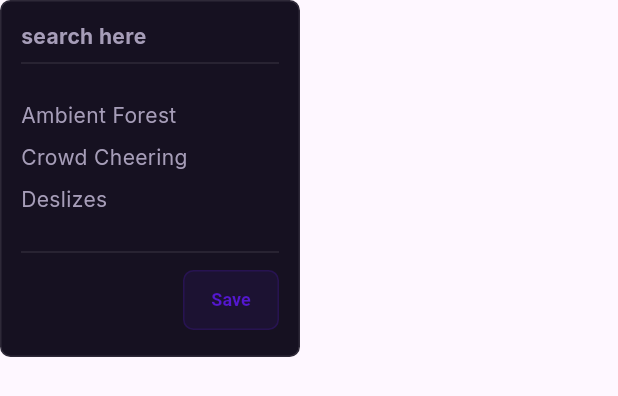
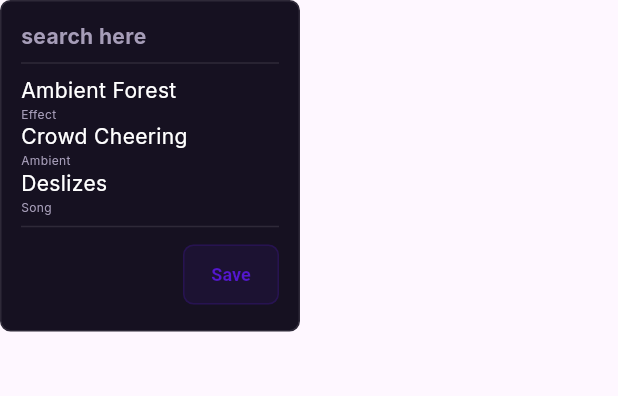
Before and after one commit to mphennrichs/trupesound, a Flutter app: the SoundCueSearchDialog widget shown alone on an empty page, opened directly, on a phone screen of 412 x 824 dp. Shown: the top 396 px of the screen. Run offline on Flutter 3.47's test engine with Material 3 defaults, Android fonts, the phone set to English and light mode, and no system bars; our stand-ins replace flutter_hooks, flutter_riverpod, go_router, google_fonts, hooks_riverpod, riverpod_annotation and 1 more; missing offline and left inert: numerus; generated files the repository leaves out were written again.

Commit message:
WIP: select sound on cue dialog

```diff
--- a/frontend/lib/common/app_themes.dart
+++ b/frontend/lib/common/app_themes.dart
@@ -21,6 +21,7 @@ class AppTexts {
   final double h2FontSize = 16;
   final double normalFontSize = 14;
   final double smallFontSize = 12;
+  final double verySmallmallFontSize = 8;
   final double calculatedHintHeight = 38.0; // 14.0 + 24.0
 }
 
--- a/frontend/lib/pages/soundscape/widgets/sound_cue_search_dialog.dart
+++ b/frontend/lib/pages/soundscape/widgets/sound_cue_search_dialog.dart
@@ -2,6 +2,7 @@ import 'package:flutter/material.dart';
 import 'package:hooks_riverpod/hooks_riverpod.dart';
 import 'package:trupe_sound/common/app_themes.dart';
 import 'package:trupe_sound/l10n/app_localizations.dart';
+import 'package:trupe_sound/pages/sound_library/models/sound_model.dart';
 import 'package:trupe_sound/pages/sound_library/providers/sound_provider.dart';
 
 class SoundCueSearchDialog extends ConsumerWidget {
@@ -33,6 +34,26 @@ class SoundCueSearchDialog extends ConsumerWidget {
     );
   }
 
+  Widget _buildSoundCue(BuildContext context, SoundModel sound) {
+    return Row(
+      children: [
+        Column(
+          crossAxisAlignment: CrossAxisAlignment.start,
+          children: [
+            Text(sound.name, style: TextStyle(color: Colors.white)),
+            Text(
+              sound.category.getText(context),
+              style: TextStyle(
+                color: AppThemes.colors.textColor,
+                fontSize: AppThemes.texts.verySmallmallFontSize,
+              ),
+            ),
+          ],
+        ),
+      ],
+    );
+  }
+
   @override
   Widget build(BuildContext context, WidgetRef ref) {
     final soundsAsync = ref.watch(filteredSoundsProvider);
@@ -54,20 +75,11 @@ class SoundCueSearchDialog extends ConsumerWidget {
           children: [
             _buildSearchContainer(),
             Divider(color: AppThemes.colors.borderColor),
-            AppThemes.spacings.singleSpace,
             soundsAsync.when(
               data: (sounds) => Column(
                 crossAxisAlignment: CrossAxisAlignment.start,
                 children: sounds
-                    .map(
-                      (sound) => Padding(
-                        padding: const EdgeInsets.symmetric(vertical: 4.0),
-                        child: Text(
-                          sound.name,
-                          style: TextStyle(color: AppThemes.colors.textColor),
-                        ),
-                      ),
-                    )
+                    .map((sound) => _buildSoundCue(context, sound))
                     .toList(),
               ),
               loading: () => const Center(child: CircularProgressIndicator()),
@@ -76,7 +88,6 @@ class SoundCueSearchDialog extends ConsumerWidget {
                 style: const TextStyle(color: Colors.redAccent),
               ),
             ),
-            AppThemes.spacings.singleSpace,
             Divider(color: AppThemes.colors.borderColor),
             _buildButton(l10n),
           ],
```
